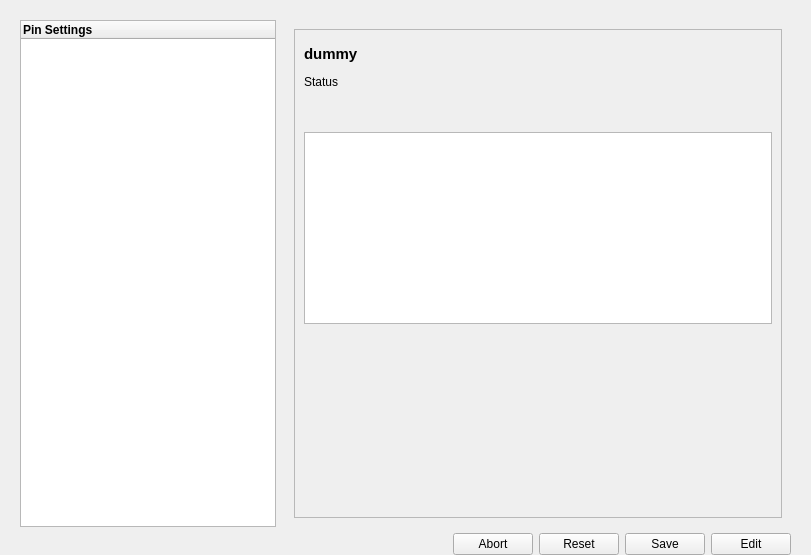
This is nitrokeyapp/ui/settings_tab.ui in Nitrokey/nitrokey-app2 as Qt 5 draws it before an edit. The edited form follows.
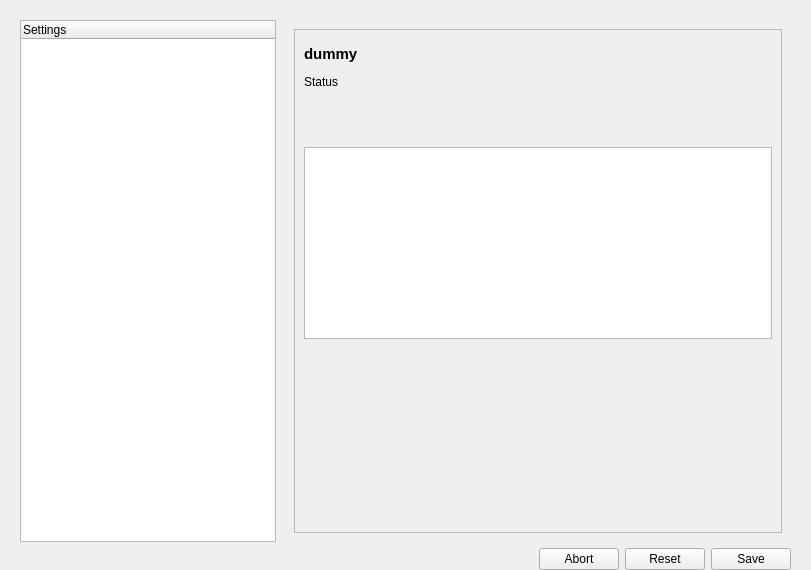
This is the edited form. Icons and pictures are not drawn.

Commit message: Settings: rebuild tree

The edit to the form file:
```diff
--- a/nitrokeyapp/ui/settings_tab.ui
+++ b/nitrokeyapp/ui/settings_tab.ui
@@ -7,7 +7,7 @@
     <x>0</x>
     <y>0</y>
     <width>811</width>
-    <height>527</height>
+    <height>570</height>
    </rect>
   </property>
   <property name="sizePolicy">
@@ -127,26 +127,6 @@
             </property>
            </widget>
           </item>
-          <item>
-           <widget class="QPushButton" name="btn_edit">
-            <property name="sizePolicy">
-             <sizepolicy hsizetype="Preferred" vsizetype="Fixed">
-              <horstretch>0</horstretch>
-              <verstretch>0</verstretch>
-             </sizepolicy>
-            </property>
-            <property name="layoutDirection">
-             <enum>Qt::LeftToRight</enum>
-            </property>
-            <property name="text">
-             <string>Edit</string>
-            </property>
-            <property name="icon">
-             <iconset>
-              <normaloff>icons/edit.svg</normaloff>icons/edit.svg</iconset>
-            </property>
-           </widget>
-          </item>
          </layout>
         </widget>
        </item>
@@ -166,12 +146,7 @@
          </property>
          <column>
           <property name="text">
-           <string>Pin Settings</string>
-          </property>
-          <property name="font">
-           <font>
-            <bold>true</bold>
-           </font>
+           <string>Settings</string>
           </property>
           <property name="icon">
            <iconset>
@@ -183,7 +158,7 @@
        <item row="0" column="2">
         <widget class="QStackedWidget" name="settings_tab_space">
          <property name="sizePolicy">
-          <sizepolicy hsizetype="Expanding" vsizetype="Expanding">
+          <sizepolicy hsizetype="MinimumExpanding" vsizetype="MinimumExpanding">
            <horstretch>20</horstretch>
            <verstretch>0</verstretch>
           </sizepolicy>
@@ -218,7 +193,7 @@
            <item>
             <widget class="QFrame" name="__pin_show_frame">
              <property name="sizePolicy">
-              <sizepolicy hsizetype="Expanding" vsizetype="Expanding">
+              <sizepolicy hsizetype="MinimumExpanding" vsizetype="MinimumExpanding">
                <horstretch>0</horstretch>
                <verstretch>0</verstretch>
               </sizepolicy>
@@ -274,16 +249,19 @@
                 <property name="orientation">
                  <enum>Qt::Vertical</enum>
                 </property>
+                <property name="sizeType">
+                 <enum>QSizePolicy::MinimumExpanding</enum>
+                </property>
                 <property name="sizeHint" stdset="0">
                  <size>
                   <width>20</width>
-                  <height>37</height>
+                  <height>40</height>
                  </size>
                 </property>
                </spacer>
               </item>
               <item>
-               <widget class="QPlainTextEdit" name="pin_description"/>
+               <widget class="QTextEdit" name="pin_description"/>
               </item>
               <item>
                <spacer name="verticalSpacer_2">
```
Left out of the diff: 6 changed lines with no effect on the pictures. The commit also changes 2 other files.
